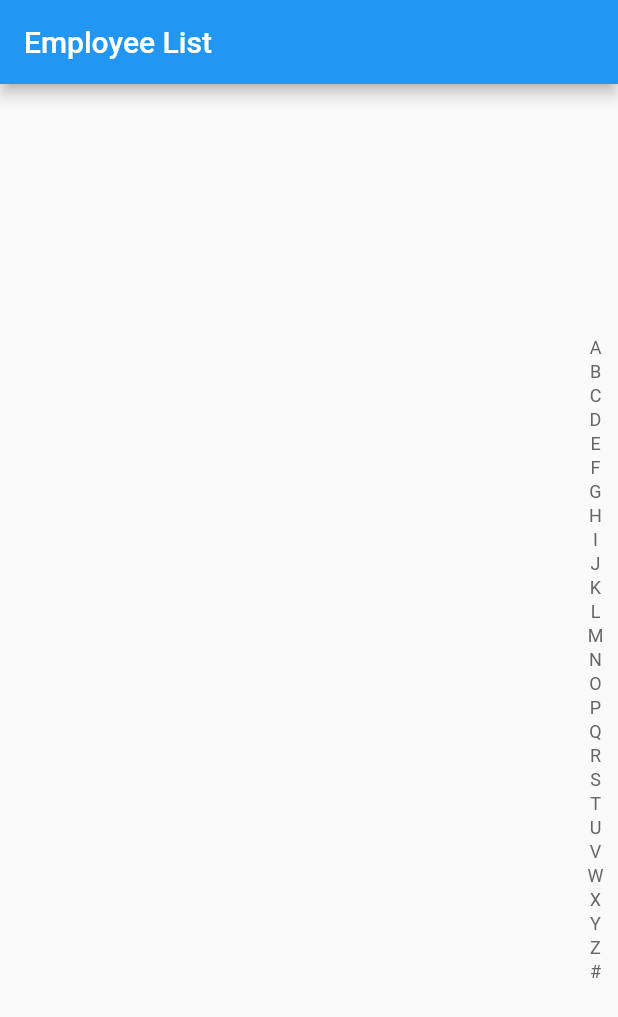
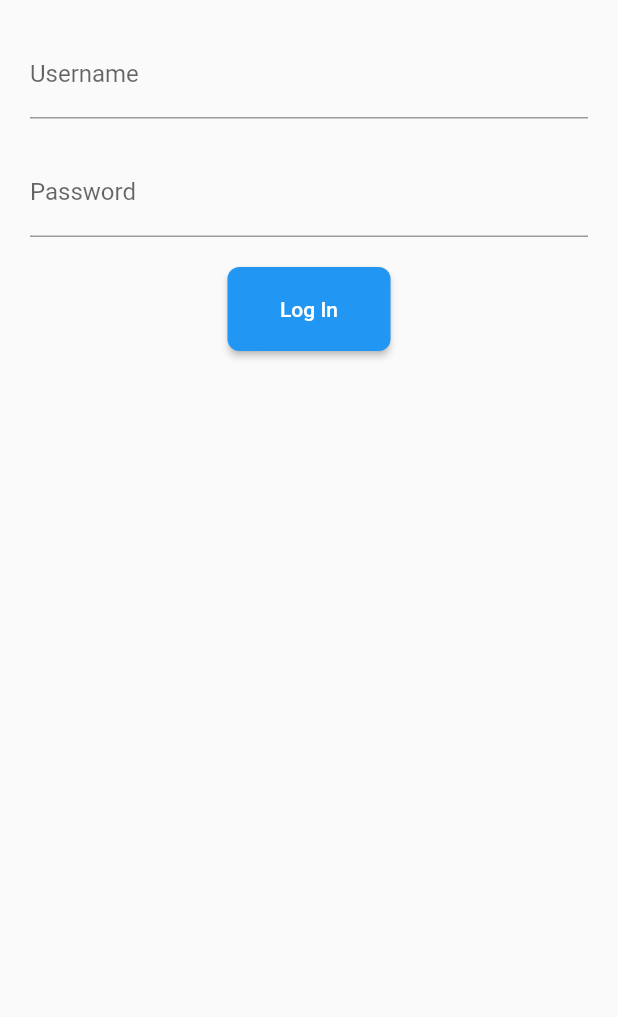
Before and after one commit to Sonali4439/EmpInfo, a Flutter app: the screen it shows after launch, on a phone screen of 412 x 824 dp. Shown: the top 1017 px of the screen. Run offline on Flutter 3.47's test engine with Material 2 defaults, Android fonts, the light colour scheme and no system bars; drawn by our look-alikes of azlistview; our stand-ins replace bloc, equatable, flutter_bloc, fluttertoast, loader_overlay.

Commit message:
Second commit

```diff
--- /dev/null
+++ b/lib/bloc/Login_bloc/login_bloc.dart
@@ -0,0 +1,49 @@
+import 'package:bloc/bloc.dart';
+import 'package:equatable/equatable.dart';
+
+part 'login_event.dart';
+part 'login_state.dart';
+
+class LoginBloc extends Bloc<LoginEvent, LoginState> {
+  LoginBloc() : super(const LoginState()) {
+    on<LoginEmailChanged>(_onEmailnameChanged);
+    on<LoginPasswordChanged>(_onPasswordChanged);
+    on<LoginSubmitted>(_onSubmitted);
+  }
+
+  void _onEmailnameChanged(
+    LoginEmailChanged event,
+    Emitter<LoginState> emit,
+  ) {
+    emit(state.copyWith(
+      email: event.email,
+      status: LoginStatus.initial,
+    ));
+  }
+
+  void _onPasswordChanged(
+    LoginPasswordChanged event,
+    Emitter<LoginState> emit,
+  ) {
+    emit(state.copyWith(
+      password: event.password,
+      status: LoginStatus.initial,
+    ));
+  }
+
+  _onSubmitted(
+    LoginSubmitted event,
+    Emitter<LoginState> emit,
+  ) async {
+    emit(state.copyWith(status: LoginStatus.loading));
+    try {
+      if (state.email == "sonali@gmail.com" && state.password == "12345678") {
+        emit(state.copyWith(status: LoginStatus.success));
+      } else {
+        emit(state.copyWith(status: LoginStatus.failure));
+      }
+    } catch (_) {
+      emit(state.copyWith(status: LoginStatus.failure));
+    }
+  }
+}
--- /dev/null
+++ b/lib/bloc/Login_bloc/login_event.dart
@@ -0,0 +1,28 @@
+part of 'login_bloc.dart';
+
+abstract class LoginEvent extends Equatable {
+  const LoginEvent();
+
+  @override
+  List<Object> get props => [];
+}
+
+class LoginEmailChanged extends LoginEvent {
+  const LoginEmailChanged(this.email);
+
+  final String email;
+
+  @override
+  List<Object> get props => [email];
+}
+
+class LoginPasswordChanged extends LoginEvent {
+  const LoginPasswordChanged(this.password);
+
+  final String password;
+
+  @override
+  List<Object> get props => [password];
+}
+
+class LoginSubmitted extends LoginEvent {}
--- /dev/null
+++ b/lib/bloc/Login_bloc/login_state.dart
@@ -0,0 +1,30 @@
+part of 'login_bloc.dart';
+
+enum LoginStatus { initial, loading, success, failure }
+
+class LoginState extends Equatable {
+  const LoginState({
+    this.status = LoginStatus.initial,
+    this.email = '',
+    this.password = '',
+  });
+
+  final LoginStatus status;
+  final String email;
+  final String password;
+
+  LoginState copyWith({
+    LoginStatus? status,
+    String? email,
+    String? password,
+  }) {
+    return LoginState(
+      status: status ?? this.status,
+      email: email ?? this.email,
+      password: password ?? this.password,
+    );
+  }
+
+  @override
+  List<Object> get props => [status, email, password];
+}
--- /dev/null
+++ b/lib/bloc/counter_bloc/counter_bloc.dart
@@ -0,0 +1,24 @@
+import 'package:bloc/bloc.dart';
+import 'package:equatable/equatable.dart';
+
+part 'counter_event.dart';
+part 'counter_state.dart';
+
+class CounterBloc extends Bloc<CounterEvent, CounterState> {
+  CounterBloc() : super(const CounterState()) {
+    on<Incrament>(_inc);
+    on<Decrement>(_desc);
+  }
+
+  _inc(Incrament event, Emitter<CounterState> emit) {
+    emit(state.copyWith(
+      count: event.count! + 1,
+    ));
+  }
+
+  _desc(Decrement event, Emitter<CounterState> emit) {
+    emit(state.copyWith(
+      count: event.count! - 1,
+    ));
+  }
+}
--- /dev/null
+++ b/lib/bloc/counter_bloc/counter_event.dart
@@ -0,0 +1,18 @@
+part of 'counter_bloc.dart';
+
+abstract class CounterEvent extends Equatable {
+  const CounterEvent();
+
+  @override
+  List<Object> get props => [];
+}
+
+class Incrament extends CounterEvent {
+  final int? count;
+  const Incrament({this.count});
+}
+
+class Decrement extends CounterEvent {
+  final int? count;
+  const Decrement({this.count});
+}
--- /dev/null
+++ b/lib/bloc/counter_bloc/counter_state.dart
@@ -0,0 +1,13 @@
+part of 'counter_bloc.dart';
+
+class CounterState extends Equatable {
+  final int count;
+
+  const CounterState({this.count = 0});
+
+  CounterState copyWith({int? count}) =>
+      CounterState(count: count ?? this.count);
+
+  @override
+  List<Object> get props => [count];
+}
--- a/lib/main.dart
+++ b/lib/main.dart
@@ -1,5 +1,9 @@
+import 'package:employee_project/screen/login_screen.dart';
 import 'package:employee_project/screen/splash_screen.dart';
 import 'package:flutter/material.dart';
+import 'package:flutter_bloc/flutter_bloc.dart';
+
+import 'bloc/Login_bloc/login_bloc.dart';
 
 void main() {
   runApp(const MyApp());
@@ -15,7 +19,12 @@ class MyApp extends StatelessWidget {
       theme: ThemeData(
         primarySwatch: Colors.blue,
       ),
-      home: const SplashScreen(),
+      /*  home: const SplashScreen(), */
+
+      home: BlocProvider(
+        create: (context) => LoginBloc(),
+        child: LoginScreen(),
+      ),
       debugShowCheckedModeBanner: false,
     );
   }
--- /dev/null
+++ b/lib/screen/login_screen.dart
@@ -0,0 +1,134 @@
+import 'package:flutter/material.dart';
+import 'package:flutter/src/widgets/container.dart';
+import 'package:flutter/src/widgets/framework.dart';
+import 'package:flutter_bloc/flutter_bloc.dart';
+import 'package:fluttertoast/fluttertoast.dart';
+import 'package:loader_overlay/loader_overlay.dart';
+
+import '../bloc/Login_bloc/login_bloc.dart';
+import '../bloc/counter_bloc/counter_bloc.dart';
+import 'conter_screen.dart';
+
+class LoginScreen extends StatefulWidget {
+  LoginScreen({super.key});
+
+  @override
+  State<LoginScreen> createState() => _LoginScreenState();
+}
+
+class _LoginScreenState extends State<LoginScreen> {
+  final _formKey = GlobalKey<FormState>();
+
+  @override
+  Widget build(BuildContext context) {
+    return Scaffold(
+      body: BlocListener<LoginBloc, LoginState>(
+        listener: (context, state) {
+          if (state.status == LoginStatus.failure) {
+            ScaffoldMessenger.of(context)
+              ..hideCurrentSnackBar()
+              ..showSnackBar(const SnackBar(
+                content: Text('Login Failure'),
+              ));
+          }
+
+          if (state.status == LoginStatus.loading) {
+            CircularProgressIndicator();
+          }
+
+          if (state.status == LoginStatus.success) {
+            {
+              Fluttertoast.showToast(
+                msg: ' Login Successful...',
+              );
+
+              Navigator.push(
+                context,
+                MaterialPageRoute(
+                  builder: (context) => BlocProvider(
+                    create: (context) => CounterBloc(),
+                    child: CounterScreen(),
+                  ),
+                ),
+              );
+            }
+          }
+        },
+        child: Form(
+          key: _formKey,
+          child: SafeArea(
+            child: Padding(
+              padding: const EdgeInsets.all(20),
+              child: Column(
+                children: [
+                  emailAddressWidget(context),
+                  SizedBox(height: 20),
+                  passwordWidget(context),
+                  SizedBox(height: 20),
+                  submitButton()
+                ],
+              ),
+            ),
+          ),
+        ),
+      ),
+    );
+  }
+
+  emailAddressWidget(BuildContext context) {
+    return TextFormField(
+      decoration: InputDecoration(labelText: "Username"),
+      autovalidateMode: AutovalidateMode.onUserInteraction,
+      keyboardType: TextInputType.text,
+      onChanged: (email) =>
+          context.read<LoginBloc>().add(LoginEmailChanged(email)),
+      validator: (value) {
+        final emailRegex = RegExp(
+          r'^[a-zA-Z0-9.!#$%&’*+/=?^_`{|}~-]+@[a-zA-Z0-9-]+(?:\.[a-zA-Z0-9-]+)*$',
+        );
+        final error = value!.isEmpty ? "Email required" : null;
+        return (error != null)
+            ? error
+            : emailRegex.hasMatch(value)
+                ? null
+                : "Invalid email";
+      },
+    );
+  }
+
+  passwordWidget(BuildContext context) {
+    return TextFormField(
+      decoration: InputDecoration(labelText: "Password"),
+      obscureText: true,
+      autovalidateMode: AutovalidateMode.onUserInteraction,
+      validator: (value) {
+        final error = value!.isEmpty ? "Password required" : null;
+        return (error != null)
+            ? error
+            : value.length > 5
+                ? null
+                : "Minimum 6 characters required";
+      },
+      onChanged: (password) =>
+          context.read<LoginBloc>().add(LoginPasswordChanged(password)),
+    );
+  }
+
+  submitButton() =>
+      BlocBuilder<LoginBloc, LoginState>(builder: (context, state) {
+        return ElevatedButton(
+          style: ElevatedButton.styleFrom(
+            padding: EdgeInsets.symmetric(horizontal: 35, vertical: 20),
+            shape: const RoundedRectangleBorder(
+              borderRadius: BorderRadius.all(Radius.circular(8)),
+            ),
+          ),
+          child: Text("Log In"),
+          onPressed: () {
+            if (_formKey.currentState!.validate()) {
+              context.read<LoginBloc>().add(LoginSubmitted());
+            }
+          },
+        );
+      });
+}
--- a/pubspec.yaml
+++ b/pubspec.yaml
@@ -32,6 +32,10 @@ dependencies:
   flutter:
     sdk: flutter
   azlistview: ^2.0.0
+  flutter_bloc: ^8.0.1
+  equatable: ^2.0.3
+  fluttertoast: ^8.0.8
+  loader_overlay: ^2.1.0
 
 
 
```
Also changed, not shown: lib/screen/conter_screen.dart (added, +88 -0 lines), pubspec.lock.
